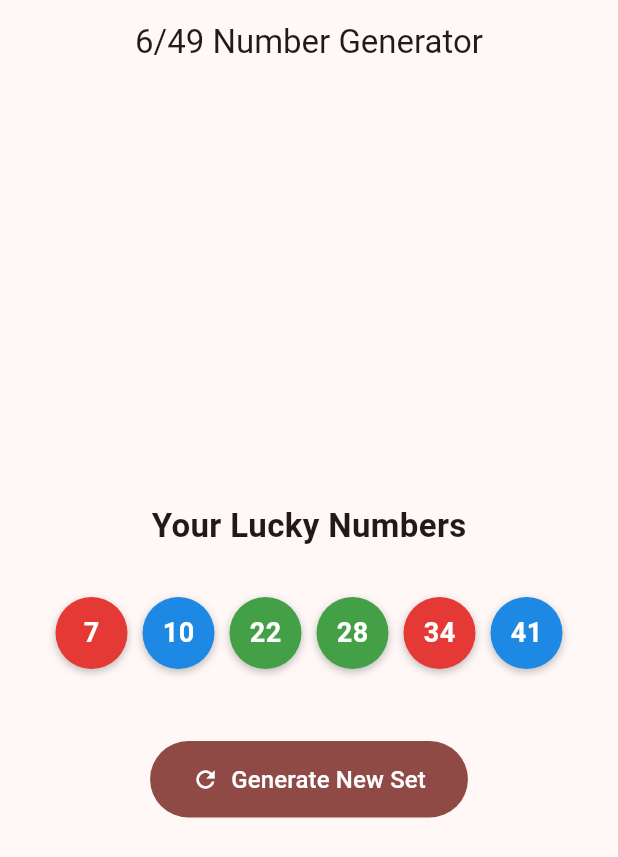
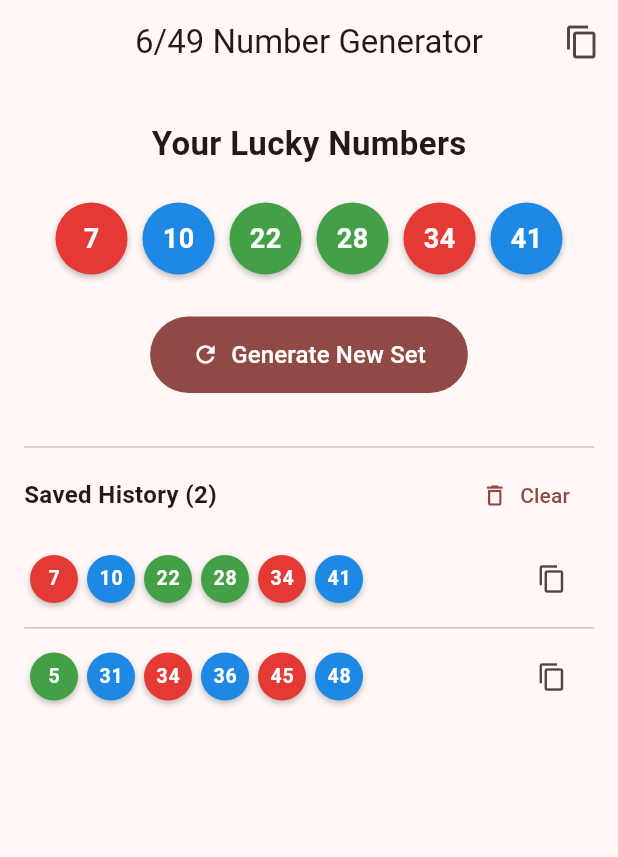
Before and after one commit to ChrisWongAtCUHK/lottery_generator, a Flutter app: the screen it shows after launch, after a tap on "Generate New Set", on a phone screen of 412 x 824 dp. Shown: the top 857 px of the screen. Run offline on Flutter 3.47's test engine with Material 3 defaults, Android fonts, the phone set to English and light mode, and no system bars; our stand-ins replace material_ui, shared_preferences.

Commit message:
Draw history saved locally so you can review or copy past generated sets

```diff
--- a/lib/main.dart
+++ b/lib/main.dart
@@ -1,7 +1,9 @@
+import 'dart:convert';
 import 'dart:math';
 
 import 'package:material_ui/material_ui.dart';
 import 'package:flutter/services.dart';
+import 'package:shared_preferences/shared_preferences.dart';
 
 void main() {
   runApp(const LotteryGeneratorApp());
@@ -32,31 +34,85 @@ class NumberGeneratorScreen extends StatefulWidget {
 }
 
 class _NumberGeneratorScreenState extends State<NumberGeneratorScreen> {
+  static const String _storageKey = 'draw_history';
+
   List<int> _numbers = [];
+  List<List<int>> _history = [];
   final Random _random = Random();
 
   @override
   void initState() {
     super.initState();
-    _generateNumbers(); // Generate an initial set on startup
+    _loadHistoryAndInit();
+  }
+
+  Future<void> _loadHistoryAndInit() async {
+    final prefs = await SharedPreferences.getInstance();
+    final String? savedJson = prefs.getString(_storageKey);
+
+    if (savedJson != null) {
+      final List<dynamic> decoded = jsonDecode(savedJson);
+      setState(() {
+        _history = decoded.map((item) => List<int>.from(item)).toList();
+      });
+    }
+
+    // Generate an initial draw without adding a duplicate if history already exists
+    if (_history.isEmpty) {
+      _generateNumbers();
+    } else {
+      setState(() {
+        _numbers = List<int>.from(_history.first);
+      });
+    }
+  }
+
+  Future<void> _saveHistory() async {
+    final prefs = await SharedPreferences.getInstance();
+    await prefs.setString(_storageKey, jsonEncode(_history));
   }
 
   void _generateNumbers() {
-    HapticFeedback.lightImpact(); // Tactile feedback on tap
+    HapticFeedback.lightImpact();
     final Set<int> uniqueNumbers = {};
 
-    // Keep generating until we have 6 unique numbers
     while (uniqueNumbers.length < 6) {
-      // nextInt(49) generates 0..48, so + 1 shifts it to 1..49
       uniqueNumbers.add(_random.nextInt(49) + 1);
     }
 
+    final sortedNumbers = uniqueNumbers.toList()..sort();
+
     setState(() {
-      _numbers = uniqueNumbers.toList()..sort();
+      _numbers = sortedNumbers;
+      _history.insert(0, sortedNumbers); // Add newest draw to the top
+      if (_history.length > 50) {
+        _history.removeLast(); // Keep up to 50 most recent draws
+      }
+    });
+
+    _saveHistory();
+  }
+
+  void _copySet(List<int> numbers) {
+    final formatted = numbers.join(', ');
+    Clipboard.setData(ClipboardData(text: formatted));
+    ScaffoldMessenger.of(context).hideCurrentSnackBar();
+    ScaffoldMessenger.of(context).showSnackBar(
+      SnackBar(
+        content: Text('Copied: $formatted'),
+        duration: const Duration(seconds: 2),
+      ),
+    );
+  }
+
+  Future<void> _clearHistory() async {
+    final prefs = await SharedPreferences.getInstance();
+    await prefs.remove(_storageKey);
+    setState(() {
+      _history.clear();
     });
   }
 
-  // Optional: Color-code balls similar to Mark Six rules
   Color _getBallColor(int number) {
     const redBalls = {
       1,
@@ -101,24 +157,54 @@ class _NumberGeneratorScreenState extends State<NumberGeneratorScreen> {
     return Colors.green.shade600;
   }
 
+  Widget _buildBall(int number, {double size = 48, double fontSize = 18}) {
+    return Container(
+      width: size,
+      height: size,
+      decoration: BoxDecoration(
+        color: _getBallColor(number),
+        shape: BoxShape.circle,
+        boxShadow: const [
+          BoxShadow(color: Colors.black26, blurRadius: 3, offset: Offset(0, 2)),
+        ],
+      ),
+      alignment: Alignment.center,
+      child: Text(
+        number.toString(),
+        style: TextStyle(
+          color: Colors.white,
+          fontSize: fontSize,
+          fontWeight: FontWeight.bold,
+        ),
+      ),
+    );
+  }
+
   @override
   Widget build(BuildContext context) {
     return Scaffold(
       appBar: AppBar(
         title: const Text('6/49 Number Generator'),
         centerTitle: true,
+        actions: [
+          if (_numbers.isNotEmpty)
+            IconButton(
+              icon: const Icon(Icons.copy),
+              tooltip: 'Copy current numbers',
+              onPressed: () => _copySet(_numbers),
             ),
-      body: Center(
-        child: Padding(
-          padding: const EdgeInsets.all(24.0),
+        ],
+      ),
+      body: Padding(
+        padding: const EdgeInsets.fromLTRB(16, 24, 16, 0),
         child: Column(
-            mainAxisAlignment: MainAxisAlignment.center,
           children: [
             const Text(
               'Your Lucky Numbers',
               style: TextStyle(fontSize: 22, fontWeight: FontWeight.bold),
             ),
-              const SizedBox(height: 32),
+            const SizedBox(height: 24),
+            // Single-row ball display
             FittedBox(
               fit: BoxFit.scaleDown,
               child: Row(
@@ -126,36 +212,12 @@ class _NumberGeneratorScreenState extends State<NumberGeneratorScreen> {
                 children: _numbers.map((number) {
                   return Padding(
                     padding: const EdgeInsets.symmetric(horizontal: 5.0),
-                      child: Container(
-                        width: 48,
-                        height: 48,
-                        decoration: BoxDecoration(
-                          color: _getBallColor(number),
-                          shape: BoxShape.circle,
-                          boxShadow: const [
-                            BoxShadow(
-                              color: Colors.black26,
-                              blurRadius: 4,
-                              offset: Offset(0, 2),
-                            ),
-                          ],
-                        ),
-                        alignment: Alignment.center,
-                        child: Text(
-                          number.toString(),
-                          style: const TextStyle(
-                            color: Colors.white,
-                            fontSize: 18,
-                            fontWeight: FontWeight.bold,
-                          ),
-                        ),
-                      ),
+                    child: _buildBall(number),
                   );
                 }).toList(),
               ),
             ),
-
-              const SizedBox(height: 48),
+            const SizedBox(height: 28),
             FilledButton.icon(
               onPressed: _generateNumbers,
               icon: const Icon(Icons.refresh),
@@ -170,8 +232,69 @@ class _NumberGeneratorScreenState extends State<NumberGeneratorScreen> {
                 ),
               ),
             ),
+            const SizedBox(height: 28),
+            const Divider(),
+            // History Header
+            Row(
+              mainAxisAlignment: MainAxisAlignment.spaceBetween,
+              children: [
+                Text(
+                  'Saved History (${_history.length})',
+                  style: const TextStyle(
+                    fontSize: 16,
+                    fontWeight: FontWeight.w600,
+                  ),
+                ),
+                if (_history.isNotEmpty)
+                  TextButton.icon(
+                    onPressed: _clearHistory,
+                    icon: const Icon(Icons.delete_outline, size: 18),
+                    label: const Text('Clear'),
+                  ),
               ],
             ),
+            // Scrollable History List
+            Expanded(
+              child: _history.isEmpty
+                  ? const Center(
+                      child: Text(
+                        'No saved draws yet.',
+                        style: TextStyle(color: Colors.grey),
+                      ),
+                    )
+                  : ListView.separated(
+                      itemCount: _history.length,
+                      separatorBuilder: (_, _) => const Divider(height: 1),
+                      itemBuilder: (context, index) {
+                        final draw = _history[index];
+                        return ListTile(
+                          contentPadding: const EdgeInsets.symmetric(
+                            horizontal: 4,
+                            vertical: 4,
+                          ),
+                          title: Row(
+                            children: draw.map((number) {
+                              return Padding(
+                                padding: const EdgeInsets.only(right: 6.0),
+                                child: _buildBall(
+                                  number,
+                                  size: 32,
+                                  fontSize: 13,
+                                ),
+                              );
+                            }).toList(),
+                          ),
+                          trailing: IconButton(
+                            icon: const Icon(Icons.copy, size: 20),
+                            tooltip: 'Copy this set',
+                            onPressed: () => _copySet(draw),
+                          ),
+                          onTap: () => _copySet(draw),
+                        );
+                      },
+                    ),
+            ),
+          ],
         ),
       ),
     );
--- a/pubspec.yaml
+++ b/pubspec.yaml
@@ -35,6 +35,7 @@ dependencies:
   # The following adds the Cupertino Icons font to your application.
   # Use with the CupertinoIcons class for iOS style icons.
   cupertino_icons: ^1.0.8
+  shared_preferences: ^2.5.6
 
 dev_dependencies:
   flutter_test:
```
Also changed, not shown: pubspec.lock, 3 other files. Lines whose indentation alone changed are shown as unchanged.
